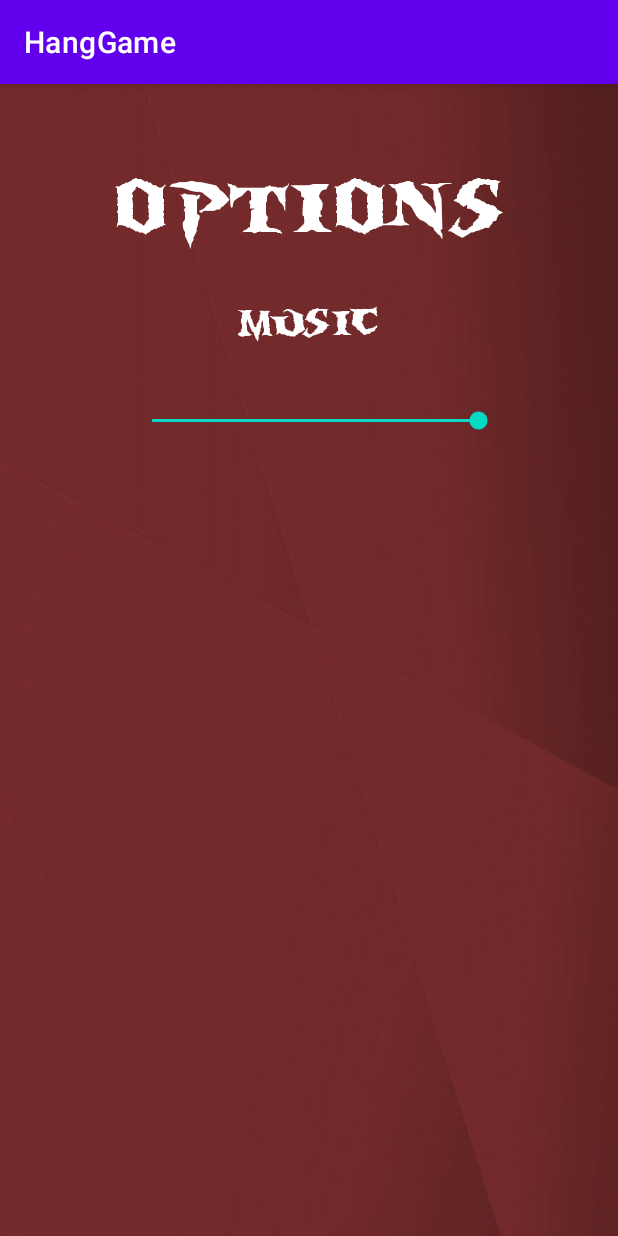
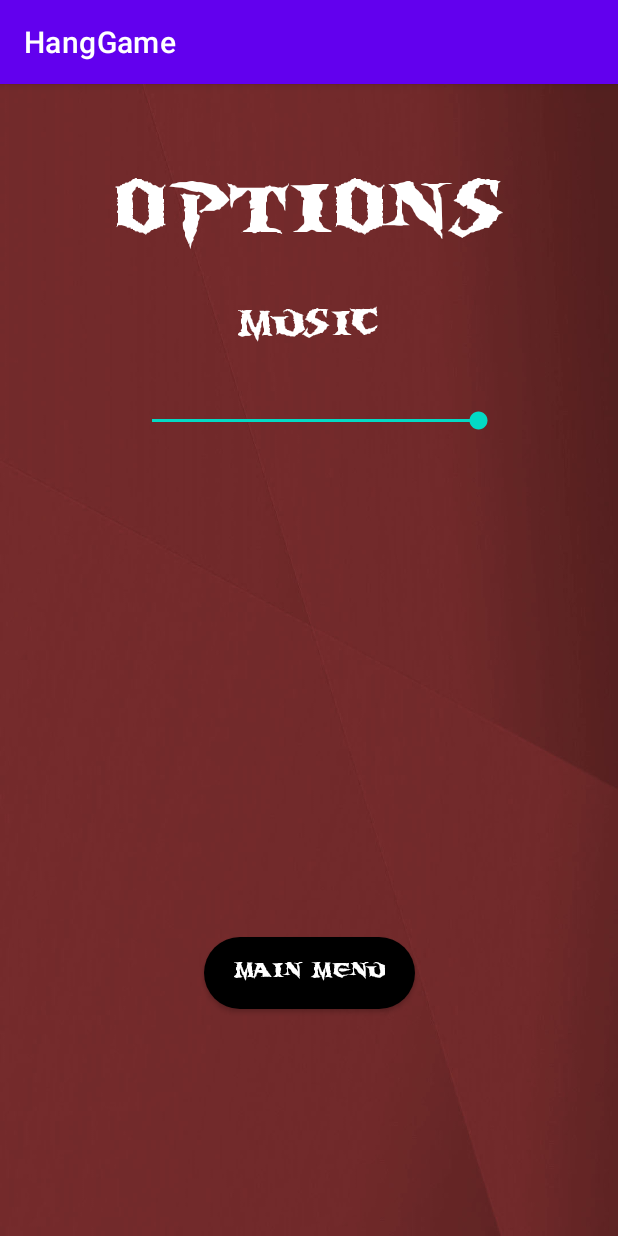
Before and after one commit to polsegu/Hangman-Game-22-23, an Android app: the OptionsActivity screen opened directly, with no data from a screen before it, on a phone screen of 412 x 824 dp. Run offline under Robolectric (Android 15) with nearby library versions, the light colour scheme and no system bars.

Commit message:
MenuButtonOptionsAdded

```diff
--- a/app/src/main/java/com/example/hanggame/OptionsActivity.kt
+++ b/app/src/main/java/com/example/hanggame/OptionsActivity.kt
@@ -1,5 +1,6 @@
 package com.example.hanggame
 
+import android.content.Intent
 import android.os.Bundle
 import android.widget.SeekBar
 import android.widget.Toast
@@ -16,11 +17,15 @@ class OptionsActivity : AppCompatActivity() {
         super.onCreate(savedInstanceState)
         binding = ActivityOptionsBinding.inflate(layoutInflater)
         setContentView(binding.root)
-        //AudioManager am = mContext.getSystemService(Context.AUDIO_SERVICE)
 
-        //val am = applicationContext.getSystemService(applicationContext.audio)
-        //AudioManager.adjustVol
+        binding.menuButton.setOnClickListener {
+            val intent = Intent(this@OptionsActivity, MainActivity::class.java)
+            startActivity(intent)
+            finish()
+        }
+
         binding.musicSlider?.progress = 100
+
         binding.musicSlider?.setOnSeekBarChangeListener(object :
             SeekBar.OnSeekBarChangeListener {
             override fun onProgressChanged(seek: SeekBar, progress: Int, fromUser: Boolean) {
--- a/app/src/main/res/layout/activity_options.xml
+++ b/app/src/main/res/layout/activity_options.xml
@@ -48,5 +48,27 @@
         app:layout_constraintTop_toTopOf="parent"
         app:layout_constraintVertical_bias="0.287" />
 
+    <androidx.appcompat.widget.AppCompatButton
+        android:id="@+id/menuButton"
+        android:layout_width="wrap_content"
+        android:layout_height="wrap_content"
+        android:background="@drawable/button_background_black"
+        android:fontFamily="@font/b_wrath"
+        android:paddingLeft="20dp"
+        android:paddingTop="10dp"
+        android:paddingRight="20dp"
+        android:paddingBottom="10dp"
+        android:shadowColor="@color/black"
+        android:text="@string/main_menu"
+        android:textColor="@color/white"
+        app:layout_constraintBottom_toBottomOf="parent"
+        app:layout_constraintEnd_toEndOf="parent"
+        app:layout_constraintStart_toStartOf="parent"
+        app:layout_constraintTop_toTopOf="parent"
+        app:layout_constraintVertical_bias="0.79"
+        app:rippleColor="@color/black"
+        app:strokeColor="@color/black"
+        tools:ignore="DuplicateSpeakableTextCheck" />
+
 
 </androidx.constraintlayout.widget.ConstraintLayout>
```
